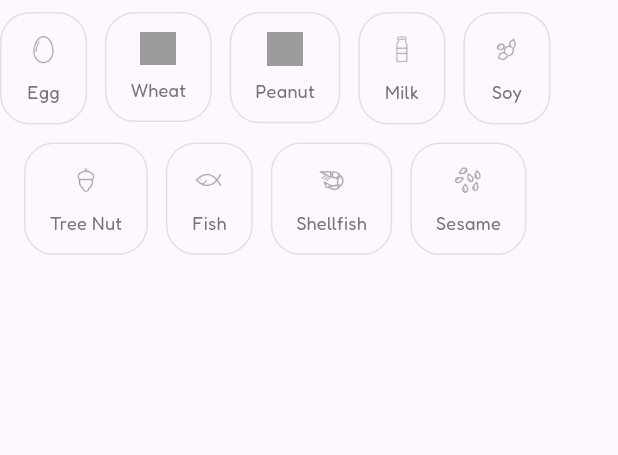
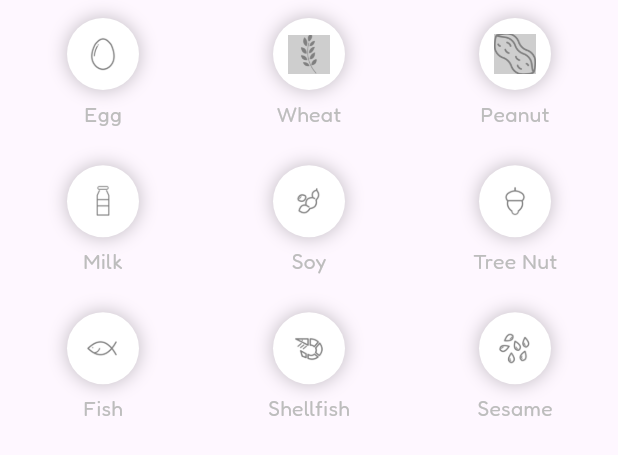
Before and after one commit to sushib0mb/JFB, a Flutter app: the AllergyFilterGrid widget shown alone on an empty page, opened directly with empty values, on a phone screen of 412 x 824 dp. Shown: the top 455 px of the screen. Run offline on Flutter 3.47's test engine with Material 3 defaults, Android fonts, the phone set to English and light mode, and no system bars.

Commit message:
added more styling

```diff
--- a/jfbfestival/lib/pages/food/components/allergy_filter.dart
+++ b/jfbfestival/lib/pages/food/components/allergy_filter.dart
@@ -12,107 +12,65 @@ class AllergyFilterGrid extends StatelessWidget {
 
   @override
   Widget build(BuildContext context) {
-    final allergens = [
+    const allergens = [
       "Egg", "Wheat", "Peanut", "Milk", "Soy",
       "Tree Nut", "Fish", "Shellfish", "Sesame",
     ];
 
-    return Padding(
-      padding: const EdgeInsets.only(top: 8.0),
-      child: Wrap(
-        spacing: 12,
-        runSpacing: 12,
-        alignment: WrapAlignment.center,
-        children: allergens.map((allergen) {
-          return _AllergyFilterItem(
-            allergen: allergen,
-            isSelected: selectedAllergens.contains(allergen),
-            onChanged: (isSelected) => onAllergenSelected(allergen, isSelected),
-          );
-        }).toList(),
-      ),
-    );
-  }
-}
-
-class _AllergyFilterItem extends StatefulWidget {
-  final String allergen;
-  final bool isSelected;
-  final Function(bool) onChanged;
-
-  const _AllergyFilterItem({
-    required this.allergen,
-    required this.isSelected,
-    required this.onChanged,
-  });
-
-  @override
-  State<_AllergyFilterItem> createState() => _AllergyFilterItemState();
-}
-
-class _AllergyFilterItemState extends State<_AllergyFilterItem> {
-  bool _isHovered = false;
-
-  @override
-  Widget build(BuildContext context) {
-    return MouseRegion(
-      onEnter: (_) => setState(() => _isHovered = true),
-      onExit: (_) => setState(() => _isHovered = false),
-      child: GestureDetector(
-        behavior: HitTestBehavior.translucent,
-        onTap: () => widget.onChanged(!widget.isSelected),
-        child: AnimatedContainer(
-          duration: const Duration(milliseconds: 200),
-          padding: const EdgeInsets.symmetric(horizontal: 16, vertical: 12),
-          decoration: BoxDecoration(
-            color: widget.isSelected
-                ? Colors.red.withOpacity(0.2)
-                : _isHovered
-                    ? Colors.grey.withOpacity(0.1)
-                    : Colors.transparent,
-            borderRadius: BorderRadius.circular(20),
-            border: Border.all(
-              color: widget.isSelected
-                  ? Colors.red
-                  : _isHovered
-                      ? Colors.grey[400]!
-                      : Colors.grey[300]!,
-              width: widget.isSelected ? 2 : 1,
-            ),
-          ),
+    return GridView.count(
+      shrinkWrap: true,
+      physics: const NeverScrollableScrollPhysics(),
+      crossAxisCount: 3,
+      childAspectRatio: 1.4,
+      children: allergens.map((allergen) {
+        final isSelected = selectedAllergens.contains(allergen);
+        return GestureDetector(
+          onTap: () => onAllergenSelected(allergen, !isSelected),
           child: Column(
-            mainAxisSize: MainAxisSize.min,
+            mainAxisAlignment: MainAxisAlignment.center,
             children: [
-              AnimatedOpacity(
+              AnimatedContainer(
                 duration: const Duration(milliseconds: 200),
-                opacity: _isHovered || widget.isSelected ? 1 : 0.7,
-                child: Image.asset(
-                  'assets/allergens/${widget.allergen.toLowerCase().replaceAll(' ', '_')}.png',
-                  width: 24,
-                  color: widget.isSelected
-                      ? Colors.red
-                      : _isHovered
-                          ? Colors.grey[800]
-                          : Colors.grey[600],
+                width: 48,
+                height: 48,
+                decoration: BoxDecoration(
+                  color: Colors.white,
+                  borderRadius: BorderRadius.circular(24),
+                  boxShadow: [
+                    BoxShadow(
+                      color: Colors.black.withOpacity(0.25),
+                      blurRadius: 10,
+                      spreadRadius: 0,
+                    ),
+                  ],
+                  border: Border.all(
+                    color: isSelected ? Colors.red : Colors.transparent,
+                    width: 2,
+                  ),
+                ),
+                child: Center(
+                  child: Image.asset(
+                    'assets/allergens/${allergen.toLowerCase().replaceAll(' ', '_')}.png',
+                    width: 28,
+                    height: 28,
+                    color: isSelected ? null : Colors.grey.withOpacity(0.5),
+                    colorBlendMode: BlendMode.modulate,
+                  ),
                 ),
               ),
-              const SizedBox(height: 8),
+              const SizedBox(height: 6),
               Text(
-                widget.allergen,
+                allergen,
                 style: TextStyle(
-                  fontSize: 12,
-                  fontWeight: widget.isSelected ? FontWeight.bold : FontWeight.normal,
-                  color: widget.isSelected
-                      ? Colors.red
-                      : _isHovered
-                          ? Colors.grey[800]
-                          : Colors.grey[600],
+                  fontSize: 14,
+                  fontWeight: FontWeight.normal,
+                  color: isSelected ? Colors.black : Colors.grey[400],
                 ),
               ),
             ],
           ),
-        ),
-      ),
+        );
+      }).toList(),
     );
   }
 }
```
Also changed, not shown: jfbfestival/lib/data/food_booths.dart (+4 -4 lines), jfbfestival/lib/pages/food/components/payment_filter.dart (+28 -52 lines), jfbfestival/lib/pages/food/components/vegan_filter.dart (+30 -36 lines), jfbfestival/lib/pages/food/food_page.dart (+36 -9 lines), jfbfestival/assets/food/tori_jori.jpg (renamed from jfbfestival/assets/food/14. Tori Jiro.jpg), jfbfestival/assets/food/tori_jori_logo.jpg (added).
